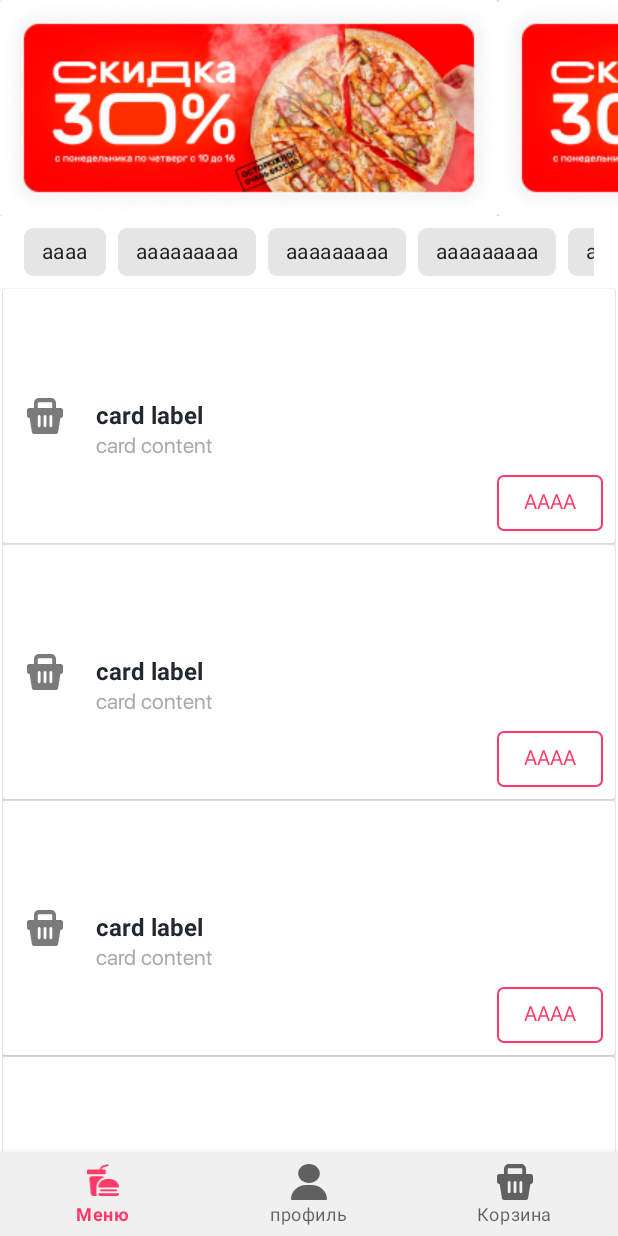
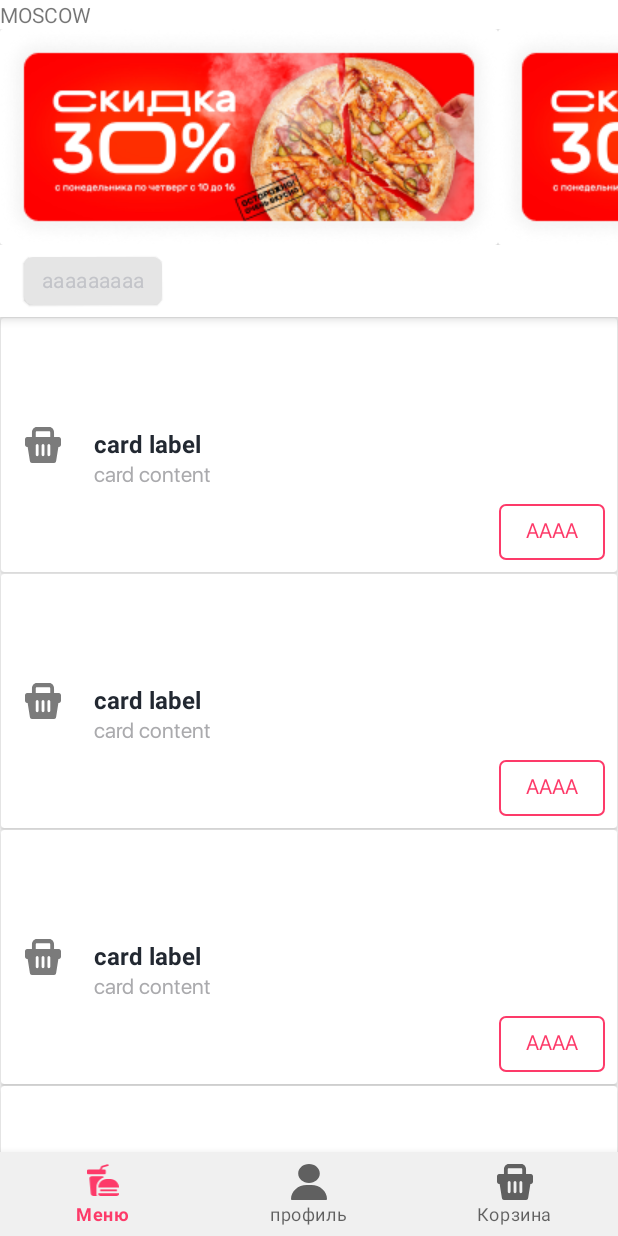
Before and after one commit to RedTosS39/PizzaShopApplication, an Android app: the screen it shows after launch (MainActivity), on a phone screen of 412 x 824 dp. Run offline under Robolectric (Android 15) with nearby library versions, the phone set to English and light mode, and no system bars; Roboto replaces fonts that are not available here.

Commit message:
add coordinatorlayout

```diff
--- a/app/src/main/AndroidManifest.xml
+++ b/app/src/main/AndroidManifest.xml
@@ -1,7 +1,7 @@
 <?xml version="1.0" encoding="utf-8"?>
 <manifest xmlns:android="http://schemas.android.com/apk/res/android"
     xmlns:tools="http://schemas.android.com/tools">
-
+    <uses-permission android:name="android.permission.INTERNET"/>
     <application
         android:allowBackup="true"
         android:dataExtractionRules="@xml/data_extraction_rules"
--- a/app/src/main/res/layout/card_chip.xml
+++ b/app/src/main/res/layout/card_chip.xml
@@ -2,13 +2,14 @@
 <androidx.cardview.widget.CardView xmlns:android="http://schemas.android.com/apk/res/android"
     xmlns:app="http://schemas.android.com/apk/res-auto"
     android:layout_width="wrap_content"
-    android:layout_height="wrap_content">
-
+    android:layout_height="wrap_content"
+    android:background="@color/background_menu">
     <ImageView
         android:orientation="vertical"
         android:id="@+id/banner"
         android:layout_width="wrap_content"
         android:layout_height="wrap_content"
+        android:scaleType="centerCrop"
         android:src="@drawable/rectangle_chip" />
 
 </androidx.cardview.widget.CardView>
--- a/app/src/main/res/layout/fragment_main.xml
+++ b/app/src/main/res/layout/fragment_main.xml
@@ -5,83 +5,109 @@
     android:id="@+id/main"
     android:layout_width="match_parent"
     android:layout_height="match_parent"
+    android:background="@color/white"
     tools:context=".ui.main.MainFragment">
+
+
+    <TextView
+        android:id="@+id/label"
+        android:layout_width="match_parent"
+        android:layout_height="wrap_content"
+        android:text="MOSCOW"
+        app:layout_constraintEnd_toStartOf="@+id/coordinator"
+
+        app:layout_constraintStart_toStartOf="parent"
+        app:layout_constraintTop_toTopOf="parent" />
+
+    <androidx.coordinatorlayout.widget.CoordinatorLayout
+        android:id="@+id/coordinator"
+        android:layout_width="match_parent"
+        android:layout_height="0dp"
+        android:background="@color/white"
+        app:layout_constraintBottom_toBottomOf="parent"
+        app:layout_constraintEnd_toEndOf="parent"
+        app:layout_constraintStart_toStartOf="parent"
+        app:layout_constraintTop_toBottomOf="@+id/label">
+
+
+        <com.google.android.material.appbar.AppBarLayout
+            android:id="@+id/appBarLayout"
+            android:layout_width="match_parent"
+            android:layout_height="wrap_content"
+            android:background="@color/white">
+
+            <com.google.android.material.appbar.CollapsingToolbarLayout
+                android:layout_width="match_parent"
+                android:layout_height="wrap_content"
+                app:contentScrim="@color/background_menu"
+                app:layout_scrollFlags="scroll">
 
                 <androidx.recyclerview.widget.RecyclerView
                     android:id="@+id/bannerRecycler"
                     android:layout_width="match_parent"
                     android:layout_height="wrap_content"
-        android:layout_centerHorizontal="true"
-        android:layout_centerVertical="true"
-        android:orientation="horizontal"
-        android:scrollbars="horizontal"
-        app:layout_constraintBottom_toTopOf="@+id/chipGroup"
-        app:layout_constraintEnd_toEndOf="parent"
-        app:layout_constraintStart_toStartOf="parent"
-        app:layout_constraintTop_toTopOf="parent" />
+                    android:orientation="horizontal" />
+
+            </com.google.android.material.appbar.CollapsingToolbarLayout>
 
             <HorizontalScrollView
                 android:id="@+id/chipGroup"
                 android:layout_width="match_parent"
                 android:layout_height="wrap_content"
-        android:layout_marginHorizontal="16dp"
+
+                android:background="@color/white"
                 android:scrollbars="none"
                 app:layout_constraintEnd_toEndOf="parent"
                 app:layout_constraintHorizontal_bias="1.0"
                 app:layout_constraintStart_toStartOf="parent"
-        app:layout_constraintTop_toBottomOf="@+id/bannerRecycler">
+                app:layout_constraintTop_toTopOf="parent">
 
                 <com.google.android.material.chip.ChipGroup
-            android:layout_width="match_parent"
+                    android:layout_width="wrap_content"
                     android:layout_height="wrap_content"
                     app:singleLine="true">
 
                     <com.google.android.material.chip.Chip
                         android:layout_width="wrap_content"
                         android:layout_height="wrap_content"
-                android:text="aaaa"
-                app:chipCornerRadius="6dp" />
-
-            <com.google.android.material.chip.Chip
-                android:layout_width="wrap_content"
-                android:layout_height="wrap_content"
+                        android:layout_marginHorizontal="16dp"
+                        android:elevation="1dp"
                         android:text="aaaaaaaaa"
-                app:chipCornerRadius="6dp" />
-
-            <com.google.android.material.chip.Chip
-                android:layout_width="wrap_content"
-                android:layout_height="wrap_content"
-                android:text="aaaaaaaaa"
-                app:chipCornerRadius="6dp" />
-
-            <com.google.android.material.chip.Chip
-                android:layout_width="wrap_content"
-                android:layout_height="wrap_content"
-                android:text="aaaaaaaaa"
-                app:chipCornerRadius="6dp" />
-
-            <com.google.android.material.chip.Chip
-                android:layout_width="wrap_content"
-                android:layout_height="wrap_content"
-                android:text="aaaaaaaaa"
+                        android:textColor="#C3C4C9"
                         app:chipCornerRadius="6dp" />
 
                 </com.google.android.material.chip.ChipGroup>
             </HorizontalScrollView>
 
+        </com.google.android.material.appbar.AppBarLayout>
+
+
+        <androidx.core.widget.NestedScrollView
+            android:layout_width="match_parent"
+            android:layout_height="wrap_content"
+            app:layout_behavior="com.google.android.material.appbar.AppBarLayout$ScrollingViewBehavior">
+
+            <androidx.constraintlayout.widget.ConstraintLayout
+                android:layout_width="match_parent"
+                android:layout_height="match_parent">
+
+
                 <androidx.recyclerview.widget.RecyclerView
                     android:id="@+id/recycler_menu"
                     android:layout_width="match_parent"
-        android:layout_height="0dp"
-        android:layout_marginStart="1dp"
-
-        android:layout_marginEnd="1dp"
+                    android:layout_height="wrap_content"
                     app:layout_constraintBottom_toBottomOf="parent"
                     app:layout_constraintEnd_toEndOf="parent"
                     app:layout_constraintHorizontal_bias="1.0"
                     app:layout_constraintStart_toStartOf="parent"
-        app:layout_constraintTop_toBottomOf="@+id/chipGroup"
+                    app:layout_constraintTop_toTopOf="parent"
                     tools:listitem="@layout/card_menu" />
+
+            </androidx.constraintlayout.widget.ConstraintLayout>
+
+        </androidx.core.widget.NestedScrollView>
+
+    </androidx.coordinatorlayout.widget.CoordinatorLayout>
 
 
 </androidx.constraintlayout.widget.ConstraintLayout>
--- a/app/src/main/res/values/strings.xml
+++ b/app/src/main/res/values/strings.xml
@@ -3,4 +3,31 @@
     <string name="bag_menu">Корзина</string>
     <string name="profile_menu">профиль</string>
     <string name="menu_menu">Меню</string>
+    <string name="big_text">"In order to use the latest versions of Material Components for Android and the AndroidX Jetpack libraries, you will have to install the latest version of Android Studio and update your app's compileSdkVersion to 32.
+
+As part of migrating to Android 12, you'll need to add android:exported to any activities, services, or broadcast receivers in your manifest that use intent filters (see the documentation). Consider reading through the Android 12 app migration guide and behavior changes for more tips and information.
+
+4. Java 8 compilation
+The latest Material and AndroidX Jetpack libraries now require your app to be compiled with Java 8. See the Java 8 language features and APIs documentation for more information on Java 8 support and how to enable it for your app.
+
+5. Gradle, AGP, and Android Studio
+When using MDC-Android version 1.7.0-alpha02 and above, you will need to make sure your project is built with the following minimum requirements, in order to support the latest build features such as XML macro:
+
+Gradle version 7.3.3
+Android Gradle Plugin (AGP) version 7.2.0
+Android Studio Chipmunk, version 2021.2.1
+6. AppCompatActivity
+Use AppCompatActivity to ensure that all the components work correctly. If you are unable to extend from AppCompatActivity, update your activities to use AppCompatDelegate. This will enable the AppCompat or Material versions of components to be inflated (depending on your theme), among other important things.
+
+7. Material3 theme inheritance
+We recommend you perform an app-wide migration by changing your app theme to inherit from a Material3 theme. Be sure to test thoroughly afterwards, since this may change the appearance and behavior of existing layout components.
+
+Check out the new Material Theme Builder which can be used to generate your Material3 app theme, with all of the Material Color System roles filled out based on your brand colors.
+
+Web
+Figma
+Note: If you can't change your theme, you can continue to inherit from an AppCompat or MaterialComponents theme and add some new theme attributes to your theme. See the AppCompat or MaterialComponents themes section for more details.
+
+Material3 themes
+Here are the Material3 themes you can use to get the latest component styles and theme-level attributes, as well as their MaterialComponents equivalents when applicable."</string>
 </resources>
```
Lines whose indentation alone changed are shown as unchanged.
